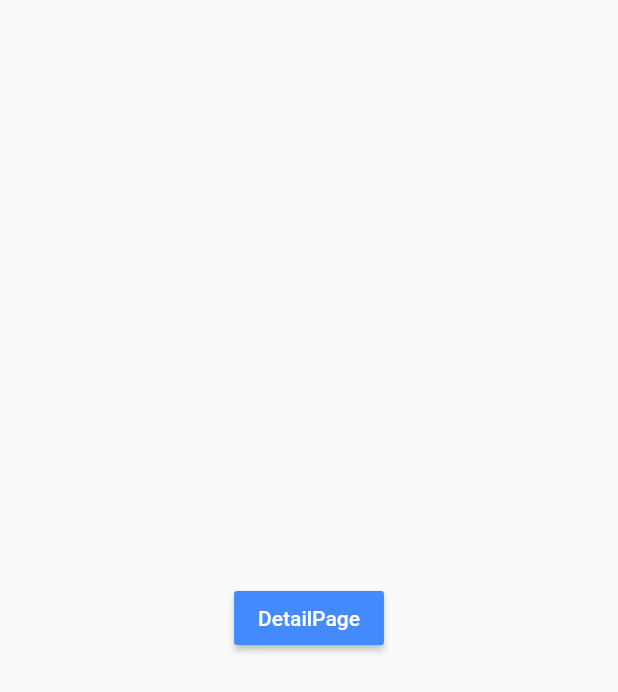
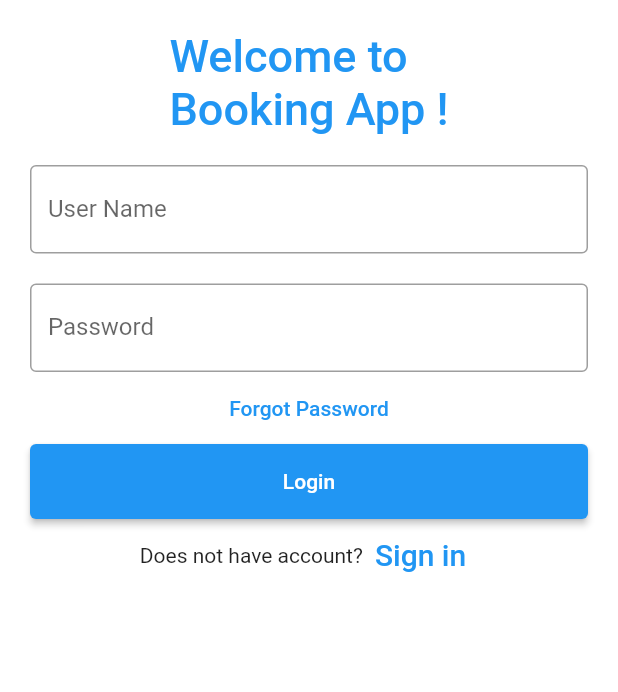
Before and after one commit to lazizB17/lesson_1, a Flutter app: the screen it shows after launch, on a phone screen of 412 x 824 dp. Shown: the top 692 px of the screen. Run offline on Flutter 3.47's test engine with Material 2 defaults, Android fonts, the phone set to English and light mode, and no system bars.

Commit message:
add login page

```diff
--- /dev/null
+++ b/lib/constants.dart
@@ -0,0 +1,4 @@
+import 'package:flutter/material.dart';
+
+const kPrimaryColor = Colors.deepPurple;
+const kPrimaryLightColor = Colors.white;
--- a/lib/main.dart
+++ b/lib/main.dart
@@ -1,6 +1,10 @@
 import 'package:flutter/material.dart';
 import 'package:lesson_1/screens/detail_screen.dart';
+import 'package:lesson_1/screens/booking_screen.dart';
 import 'package:lesson_1/screens/home_screen.dart';
+import 'package:lesson_1/screens/result_screen.dart';
+import 'package:lesson_1/screens/welcome_screen.dart';
+
 
 void main() {
   runApp(const MyApp());
@@ -13,10 +17,16 @@ class MyApp extends StatelessWidget {
   Widget build(BuildContext context) {
     return MaterialApp(
       debugShowCheckedModeBanner: false,
-      home: const HomeScreen(),
+      title: "Flutter Auth",
+      theme: ThemeData(
+        scaffoldBackgroundColor: Colors.white,
+      ),
+      home: const WelcomeScreen(),
       routes: {
         HomeScreen.id: (context) => const HomeScreen(),
         DetailScreen.id: (context) => const DetailScreen(),
+        BookingScreen.id: (context) => const BookingScreen(),
+        ResultScreen.id: (context) => const ResultScreen(),
       },
     );
   }
--- /dev/null
+++ b/lib/screens/components/body.dart
@@ -0,0 +1,94 @@
+import 'package:flutter/material.dart';
+
+
+class Body extends StatefulWidget {
+  const Body({Key? key}) : super(key: key);
+
+  @override
+  State<Body> createState() => _BodyState();
+}
+
+class _BodyState extends State<Body> {
+  TextEditingController nameController = TextEditingController();
+  TextEditingController passwordController = TextEditingController();
+
+  @override
+  Widget build(BuildContext context) {
+    return Padding(
+        padding: const EdgeInsets.all(10),
+        child: ListView(
+          children: <Widget>[
+            Container(
+                alignment: Alignment.center,
+                padding: const EdgeInsets.all(10),
+                child: const Text(
+                  "Welcome to\nBooking App !",
+                  style: TextStyle(
+                      color: Colors.blue,
+                      fontWeight: FontWeight.w500,
+                      fontSize: 30),
+                )),
+            // Container(
+            //     alignment: Alignment.center,
+            //     padding: const EdgeInsets.all(10),
+            //     child: const Text(
+            //       'Sign in',
+            //       style: TextStyle(fontSize: 20),
+            //     )),
+            Container(
+              padding: const EdgeInsets.all(10),
+              child: TextField(
+                controller: nameController,
+                decoration: const InputDecoration(
+                  border: OutlineInputBorder(),
+                  labelText: 'User Name',
+                ),
+              ),
+            ),
+            Container(
+              padding: const EdgeInsets.fromLTRB(10, 10, 10, 0),
+              child: TextField(
+                obscureText: true,
+                controller: passwordController,
+                decoration: const InputDecoration(
+                  border: OutlineInputBorder(),
+                  labelText: 'Password',
+                ),
+              ),
+            ),
+            TextButton(
+              onPressed: () {
+                //forgot password screen
+              },
+              child: const Text('Forgot Password',),
+            ),
+            Container(
+                height: 50,
+                padding: const EdgeInsets.fromLTRB(10, 0, 10, 0),
+                child: ElevatedButton(
+                  child: const Text("Login"),
+                  onPressed: () {
+                    print(nameController.text);
+                    print(passwordController.text);
+                  },
+                )
+            ),
+            Row(
+              children: <Widget>[
+                const Text('Does not have account?'),
+                TextButton(
+                  child: const Text(
+                    'Sign in',
+                    style: TextStyle(fontSize: 20),
+                  ),
+                  onPressed: () {
+                    //signup screen
+                  },
+                )
+              ],
+              mainAxisAlignment: MainAxisAlignment.center,
+            ),
+          ],
+        ));
+  }
+}
--- /dev/null
+++ b/lib/screens/welcome_screen.dart
@@ -0,0 +1,11 @@
+import 'package:flutter/material.dart';
+import 'package:lesson_1/screens/components/body.dart';
+
+class WelcomeScreen extends StatelessWidget {
+  const WelcomeScreen({Key? key}) : super(key: key);
+
+  @override
+  Widget build(BuildContext context) {
+    return Scaffold(body: Body(),);
+  }
+}
--- a/pubspec.yaml
+++ b/pubspec.yaml
@@ -34,6 +34,7 @@ dependencies:
   # The following adds the Cupertino Icons font to your application.
   # Use with the CupertinoIcons class for iOS style icons.
   cupertino_icons: ^1.0.2
+  flutter_svg: ^0.17.4
 
 dev_dependencies:
   flutter_test:
@@ -58,8 +59,9 @@ flutter:
   uses-material-design: true
 
   # To add assets to your application, add an assets section, like this:
-  # assets:
-  #   - images/a_dot_burr.jpeg
+  assets:
+    - assets/image/
+    - assets/icon/
   #   - images/a_dot_ham.jpeg
 
   # An image asset can refer to one or more resolution-specific "variants", see
```
Also changed, not shown: lib/screens/booking_screen.dart (added, +16 -0 lines), lib/screens/detail_screen.dart (+9 -5 lines), lib/screens/first_screen.dart (deleted, +0 -17 lines), lib/screens/home_screen.dart (+87 -8 lines), lib/screens/result_screen.dart (added, +16 -0 lines), lib/screens/second_screen.dart (deleted, +0 -17 lines), assets/image/Login_37128.png (added), assets/image/login_bg.png (added).
